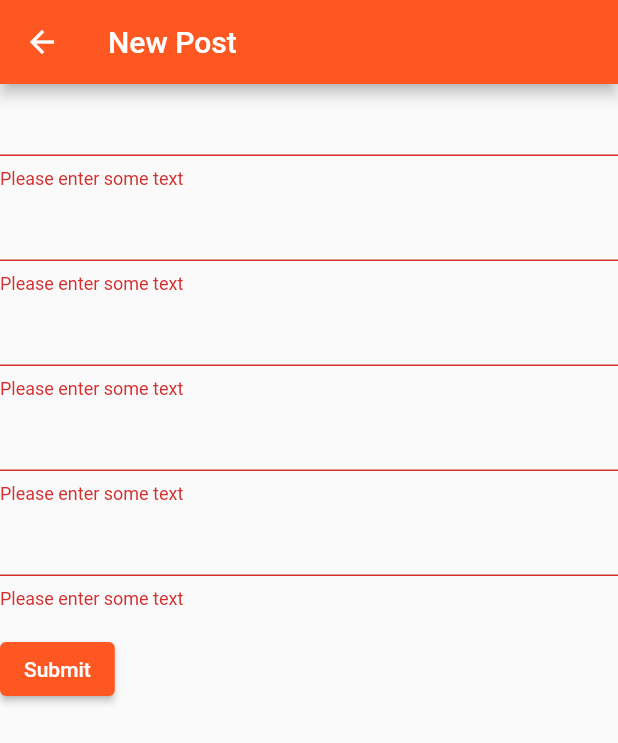
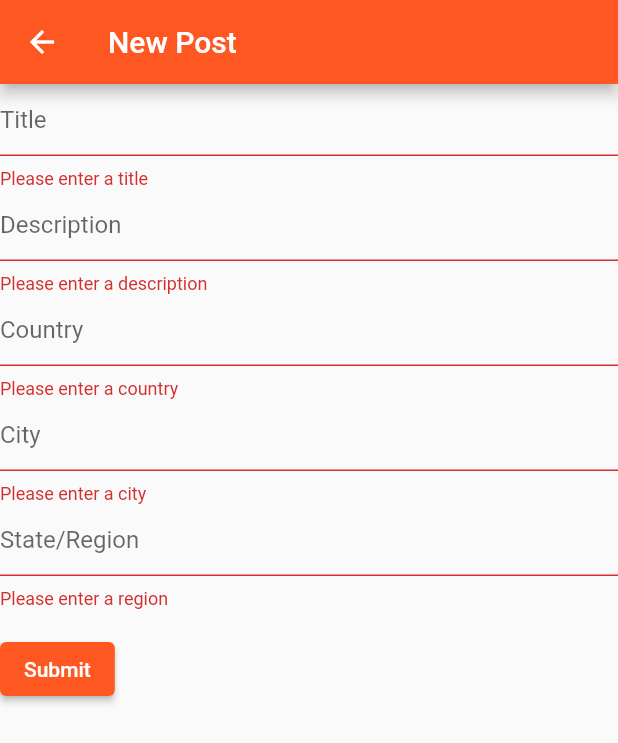
Before and after one commit to NathanStern/TogetherTrek, a Flutter app: the MakePostView screen opened directly, after a tap on "Submit", on a phone screen of 412 x 824 dp. Shown: the top 743 px of the screen. Run offline on Flutter 3.47's test engine with Material 2 defaults, Android fonts, the phone set to English and light mode, and no system bars; our stand-ins replace hex, jwt_decoder, package_info, shared_preferences; missing offline and left inert: sha3; accounts and stored records are empty.

Commit message:
fixed update, form hints, and navigation stack

```diff
--- a/mobile_frontend/together_trek/lib/views/EditPostView.dart
+++ b/mobile_frontend/together_trek/lib/views/EditPostView.dart
@@ -1,8 +1,10 @@
 import 'package:flutter/material.dart';
+import 'package:together_trek/models/LoadedPostsModel.dart';
 import 'package:together_trek/models/PostModel.dart';
 
 import 'package:together_trek/api/PostWrapper.dart';
 import 'package:together_trek/views/HomeView.dart';
+import 'package:provider/provider.dart';
 
 class EditPostView extends StatefulWidget {
   EditPostView({Key key, this.post}) : super(key: key);
@@ -72,9 +74,10 @@ class MyCustomFormState extends State<MyCustomForm> {
         children: <Widget>[
           TextFormField(
             initialValue: _title,
+            decoration: InputDecoration(hintText: "Title"),
             validator: (value) {
               if (value.isEmpty) {
-                return 'Please enter some text';
+                return 'Please enter a title';
               }
               return null;
             },
@@ -86,9 +89,10 @@ class MyCustomFormState extends State<MyCustomForm> {
           ),
           TextFormField(
             initialValue: _description,
+            decoration: InputDecoration(hintText: "Description"),
             validator: (value) {
               if (value.isEmpty) {
-                return 'Please enter some text';
+                return 'Please enter a description';
               }
               return null;
             },
@@ -96,9 +100,10 @@ class MyCustomFormState extends State<MyCustomForm> {
           ),
           TextFormField(
             initialValue: _country,
+            decoration: InputDecoration(hintText: "Country"),
             validator: (value) {
               if (value.isEmpty) {
-                return 'Please enter some text';
+                return 'Please enter a country';
               }
               return null;
             },
@@ -106,9 +111,10 @@ class MyCustomFormState extends State<MyCustomForm> {
           ),
           TextFormField(
             initialValue: _city,
+            decoration: InputDecoration(hintText: "City"),
             validator: (value) {
               if (value.isEmpty) {
-                return 'Please enter some text';
+                return 'Please enter a city';
               }
               return null;
             },
@@ -116,9 +122,10 @@ class MyCustomFormState extends State<MyCustomForm> {
           ),
           TextFormField(
             initialValue: _region,
+            decoration: InputDecoration(hintText: "State/Region"),
             validator: (value) {
               if (value.isEmpty) {
-                return 'Please enter some text';
+                return 'Please enter a region';
               }
               return null;
             },
@@ -133,13 +140,13 @@ class MyCustomFormState extends State<MyCustomForm> {
                 if (_formKey.currentState.validate()) {
                   final form = _formKey.currentState;
                   form.save();
-                  // If the form is valid, display a Snackbar.
+
                   await updatePost(context, _id, _title, _description, _country,
                       _city, _region, post);
-                  Navigator.push(
-                    context,
-                    MaterialPageRoute(builder: (context) => HomeView()),
-                  );
+                  Navigator.pop(context);
+                  LoadedPostsModel loadedPosts =
+                      context.read<LoadedPostsModel>();
+                  loadedPosts.notifyListeners();
                 }
               },
               child: Text('Submit'),
--- a/mobile_frontend/together_trek/lib/views/MakePostView.dart
+++ b/mobile_frontend/together_trek/lib/views/MakePostView.dart
@@ -18,7 +18,6 @@ class _MakePostViewState extends State<MakePostView> {
         title: Text("New Post"),
       ),
       body: MyCustomForm(),
-
     );
   }
 }
@@ -29,6 +28,7 @@ class MyCustomForm extends StatefulWidget {
     return MyCustomFormState();
   }
 }
+
 class MyCustomFormState extends State<MyCustomForm> {
   // Create a global key that uniquely identifies the Form widget
   // and allows validation of the form.
@@ -52,9 +52,10 @@ class MyCustomFormState extends State<MyCustomForm> {
         crossAxisAlignment: CrossAxisAlignment.start,
         children: <Widget>[
           TextFormField(
+            decoration: InputDecoration(hintText: "Title"),
             validator: (value) {
               if (value.isEmpty) {
-                return 'Please enter some text';
+                return 'Please enter a title';
               }
               return null;
             },
@@ -65,42 +66,45 @@ class MyCustomFormState extends State<MyCustomForm> {
             },
           ),
           TextFormField(
+            decoration: InputDecoration(hintText: "Description"),
             validator: (value) {
               if (value.isEmpty) {
-                return 'Please enter some text';
+                return 'Please enter a description';
               }
               return null;
             },
             onSaved: (val) => setState(() => _description = val),
           ),
           TextFormField(
+            decoration: InputDecoration(hintText: "Country"),
             validator: (value) {
               if (value.isEmpty) {
-                return 'Please enter some text';
+                return 'Please enter a country';
               }
               return null;
             },
             onSaved: (val) => setState(() => _country = val),
           ),
           TextFormField(
+            decoration: InputDecoration(hintText: "City"),
             validator: (value) {
               if (value.isEmpty) {
-                return 'Please enter some text';
+                return 'Please enter a city';
               }
               return null;
             },
             onSaved: (val) => setState(() => _city = val),
           ),
           TextFormField(
+            decoration: InputDecoration(hintText: "State/Region"),
             validator: (value) {
               if (value.isEmpty) {
-                return 'Please enter some text';
+                return 'Please enter a region';
               }
               return null;
             },
             onSaved: (val) => setState(() => _region = val),
           ),
-
           Padding(
             padding: const EdgeInsets.symmetric(vertical: 16.0),
             child: ElevatedButton(
@@ -111,11 +115,9 @@ class MyCustomFormState extends State<MyCustomForm> {
                   final form = _formKey.currentState;
                   form.save();
                   // If the form is valid, display a Snackbar.
-                  makePost(context, _title, _description, _country, _city, _region);
-                   Navigator.push(
-                      context,
-                      MaterialPageRoute(builder: (context) => HomeView()),
-                    );
+                  makePost(
+                      context, _title, _description, _country, _city, _region);
+                  Navigator.pop(context);
                 }
               },
               child: Text('Submit'),
--- a/mobile_frontend/together_trek/lib/views/PostsView.dart
+++ b/mobile_frontend/together_trek/lib/views/PostsView.dart
@@ -37,16 +37,11 @@ class _PostsViewState extends State<PostsView> {
                         enableFeedback: true,
                         splashColor: Colors.deepOrangeAccent,
                         onTap: () {
-                          // showDialog(
-                          //     context: context,
-                          //     builder: (context) => buildStandardDialog(
-                          //         context,
-                          //         posts.posts[index].title,
-                          //         posts.posts[index].description));
-                                  Navigator.push(
-                                    context,
-                                    MaterialPageRoute(builder: (context) => EditPostView(post: posts.posts[index]))
-                                  );
+                          Navigator.push(
+                              context,
+                              MaterialPageRoute(
+                                  builder: (context) =>
+                                      EditPostView(post: posts.posts[index])));
                         },
                         child: ListTile(title: Text(posts.posts[index].title))),
                   ],
```
Lines whose indentation alone changed are shown as unchanged.
